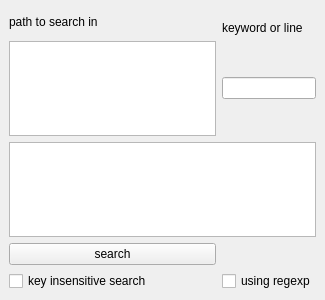
Before: the Qt Designer form search/mainwindow.ui in DavidSahakyan/search, drawn with Qt 5.
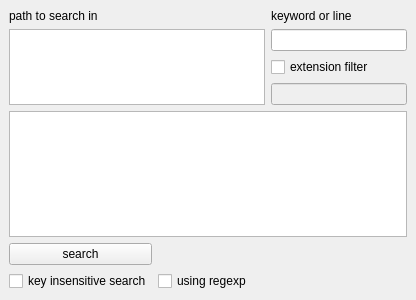
After: the same form once the commit is applied.

Commit message: added regexp for path

The edit to the form file:
```diff
--- a/search/mainwindow.ui
+++ b/search/mainwindow.ui
@@ -6,7 +6,7 @@
    <rect>
     <x>0</x>
     <y>0</y>
-    <width>325</width>
+    <width>416</width>
     <height>300</height>
    </rect>
   </property>
@@ -15,21 +15,24 @@
   </property>
   <widget class="QWidget" name="centralwidget">
    <layout class="QGridLayout" name="gridLayout">
-    <item row="2" column="1">
+    <item row="0" column="0">
+     <widget class="QLabel" name="label">
+      <property name="text">
+       <string>path to search in</string>
+      </property>
+     </widget>
+    </item>
+    <item row="0" column="2">
      <widget class="QLabel" name="label_2">
       <property name="text">
        <string>keyword or line</string>
       </property>
      </widget>
     </item>
-    <item row="6" column="1">
-     <widget class="QCheckBox" name="regexp_checkbox">
-      <property name="text">
-       <string>using regexp</string>
-      </property>
-     </widget>
+    <item row="1" column="0" rowspan="3" colspan="2">
+     <widget class="QListView" name="listView"/>
     </item>
-    <item row="3" column="1">
+    <item row="1" column="2">
      <widget class="QLineEdit" name="keyword">
       <property name="maximumSize">
        <size>
@@ -39,6 +42,23 @@
       </property>
      </widget>
     </item>
+    <item row="2" column="2">
+     <widget class="QCheckBox" name="filter_checkbox">
+      <property name="text">
+       <string>extension filter</string>
+      </property>
+     </widget>
+    </item>
+    <item row="3" column="2">
+     <widget class="QLineEdit" name="filter">
+      <property name="enabled">
+       <bool>false</bool>
+      </property>
+     </widget>
+    </item>
+    <item row="4" column="0" colspan="3">
+     <widget class="QListWidget" name="result"/>
+    </item>
     <item row="5" column="0">
      <widget class="QPushButton" name="search">
       <property name="text">
@@ -46,16 +66,6 @@
       </property>
      </widget>
     </item>
-    <item row="0" column="0" rowspan="3">
-     <widget class="QLabel" name="label">
-      <property name="text">
-       <string>path to search in</string>
-      </property>
-     </widget>
-    </item>
-    <item row="4" column="0" colspan="2">
-     <widget class="QListWidget" name="result"/>
-    </item>
     <item row="6" column="0">
      <widget class="QCheckBox" name="checkbox">
       <property name="text">
@@ -63,8 +73,12 @@
       </property>
      </widget>
     </item>
-    <item row="3" column="0">
-     <widget class="QListView" name="listView"/>
+    <item row="6" column="1">
+     <widget class="QCheckBox" name="regexp_checkbox">
+      <property name="text">
+       <string>using regexp</string>
+      </property>
+     </widget>
     </item>
    </layout>
   </widget>
```
Left out of the diff: 19 changed lines with no effect on the pictures. The commit also changes 3 other files.
